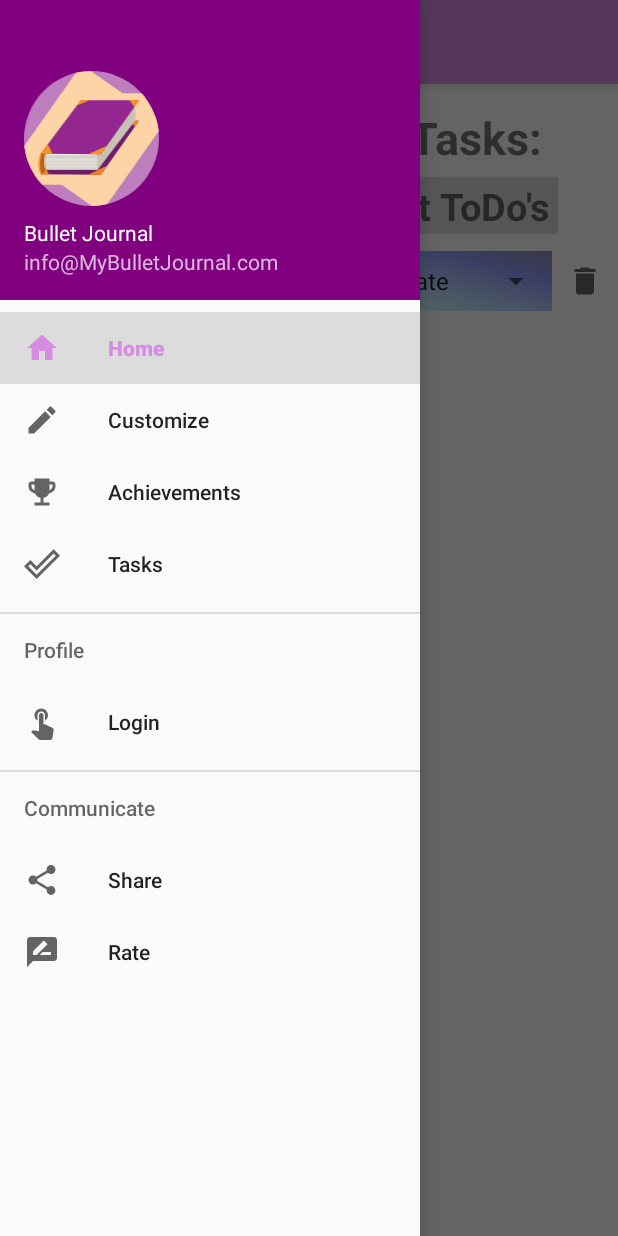
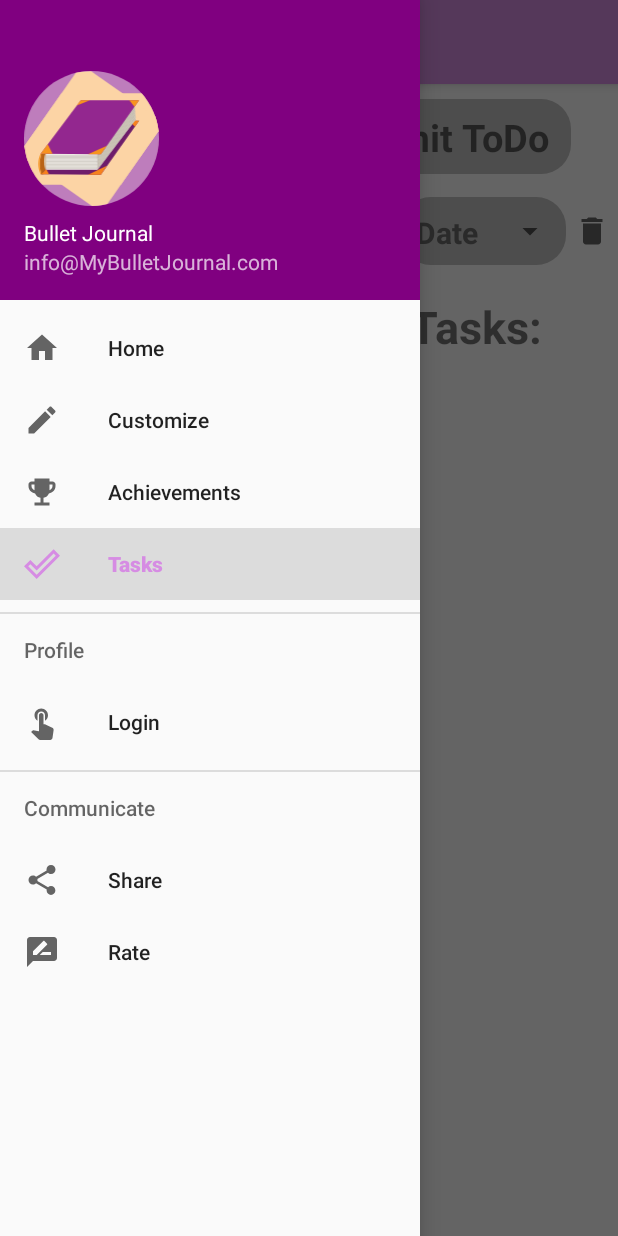
Before and after one commit to Bas-99/Droid69, an Android app: the ToDoActivity screen opened directly, with no data from a screen before it, after a tap on "Open navigation drawer", on a phone screen of 412 x 824 dp. Run offline under Robolectric (Android 15) with nearby library versions, the phone set to English and light mode, and no system bars; Roboto replaces fonts that are not available here; 3 other taps on this screen came first.

Commit message:
Different todo menu and working context menu for recycler view

```diff
--- a/build.gradle
+++ b/build.gradle
@@ -34,10 +34,12 @@ dependencies {
     implementation 'com.android.support:design'
     implementation 'androidx.constraintlayout:constraintlayout:2.0.2'
     implementation 'org.jetbrains:annotations-java5:19.0.0'
+    implementation 'com.google.code.gson:gson:2.8.5'
     testImplementation 'junit:junit:4.12'
     androidTestImplementation 'androidx.test.ext:junit:1.1.2'
     androidTestImplementation 'androidx.test.espresso:espresso-core:3.3.0'
     compile 'pl.droidsonroids.gif:android-gif-drawable:1.2.4'
     implementation 'com.caverock:androidsvg-aar:1.4'
+    implementation 'com.google.android.material:material:1.2.1'
 
 }
--- a/src/main/java/com/example/droid69/AchievementsActivity.java
+++ b/src/main/java/com/example/droid69/AchievementsActivity.java
@@ -41,7 +41,7 @@ public class AchievementsActivity extends AppCompatActivity implements Navigatio
         navigationView.bringToFront();
         navigationView.setNavigationItemSelectedListener(this);
 
-        navigationView.setCheckedItem(R.id.nav_home);
+        navigationView.setCheckedItem(R.id.nav_achievements);
     }
     @Override
     public void onBackPressed() {
--- a/src/main/java/com/example/droid69/AgendaActivity.java
+++ b/src/main/java/com/example/droid69/AgendaActivity.java
@@ -65,12 +65,6 @@ public class AgendaActivity extends AppCompatActivity implements NavigationView.
         navigationView = findViewById(R.id.nav_view);
         toolbar = findViewById(R.id.toolbar);
         linearLayoutTasksList = (RecyclerView) findViewById(R.id.linearLayoutTasksList);
-
-        linearLayoutTasksList.setLayoutManager(new LinearLayoutManager(this));
-
-        //asksList = (ArrayList<Task>) getIntent().getExtras().getSerializable("list");
-
-        linearLayoutTasksList.setAdapter(new LinearLayoutAdapter(tasksList));
 
 
         setSupportActionBar(toolbar);
--- a/src/main/java/com/example/droid69/CustomizeActivity.java
+++ b/src/main/java/com/example/droid69/CustomizeActivity.java
@@ -155,7 +155,7 @@ public class CustomizeActivity extends AppCompatActivity implements NavigationVi
         navigationView.bringToFront();
         navigationView.setNavigationItemSelectedListener(this);
 
-        navigationView.setCheckedItem(R.id.nav_home);
+        navigationView.setCheckedItem(R.id.nav_customize);
 
     }
 
--- a/src/main/java/com/example/droid69/Task.java
+++ b/src/main/java/com/example/droid69/Task.java
@@ -31,4 +31,5 @@ public class Task implements Serializable {
     public void setDate(String date) {
         this.date = date;
     }
+
 }
--- a/src/main/java/com/example/droid69/TasksActivity.java
+++ b/src/main/java/com/example/droid69/TasksActivity.java
@@ -29,8 +29,6 @@ public class TasksActivity extends AppCompatActivity {
 
         recyclerTasks.setAdapter(new TaskAdapter(tasksList));
 
-        Intent intent = new Intent(TasksActivity.this,AgendaActivity.class);
-        startActivity(intent);
     }
 
 }
--- a/src/main/java/com/example/droid69/ToDoActivity.java
+++ b/src/main/java/com/example/droid69/ToDoActivity.java
@@ -1,24 +1,26 @@
 package com.example.droid69;
 
 import android.content.Intent;
-import android.media.Image;
-import android.util.Log;
+import android.content.SharedPreferences;
 import android.view.Menu;
 import android.view.MenuItem;
 import android.view.View;
-import android.view.ViewGroup;
 import android.widget.*;
 import androidx.annotation.NonNull;
 import androidx.appcompat.app.ActionBarDrawerToggle;
 import androidx.appcompat.app.AppCompatActivity;
 import android.os.Bundle;
 import androidx.appcompat.widget.AppCompatSpinner;
-import androidx.core.content.res.TypedArrayUtils;
 import androidx.core.view.GravityCompat;
 import androidx.drawerlayout.widget.DrawerLayout;
+import androidx.recyclerview.widget.LinearLayoutManager;
+import androidx.recyclerview.widget.RecyclerView;
 import com.google.android.material.navigation.NavigationView;
-import org.jetbrains.annotations.NotNull;
+import com.google.android.material.snackbar.Snackbar;
+import com.google.gson.Gson;
+import com.google.gson.reflect.TypeToken;
 
+import java.lang.reflect.Type;
 import java.util.ArrayList;
 import java.util.List;
 
@@ -28,11 +30,12 @@ public class ToDoActivity extends AppCompatActivity implements NavigationView.On
     NavigationView navigationView;
     androidx.appcompat.widget.Toolbar toolbar;
     LinearLayout layoutList, layoutTasks;
+    RecyclerView recyclerView;
 
     ImageButton addTask;
 
     List<String> dateList = new ArrayList<>();
-    ArrayList<Task> tasksList = new ArrayList<>();
+    ArrayList<Task> tasksList;
 
     CheckBox checkBoxActive;
     EditText editText;
@@ -43,15 +46,28 @@ public class ToDoActivity extends AppCompatActivity implements NavigationView.On
 
     ImageButton submitTasks;
 
-    AppCompatSpinner spinnerDate;
+    Button saveData;
 
-    int checkBoxId;
-    int counter =0;
+    AppCompatSpinner spinnerDate, spinnerColor;
+
+    private LinearLayoutAdapter adapter;
 
     @Override
     protected void onCreate(Bundle savedInstanceState) {
         super.onCreate(savedInstanceState);
         setContentView(R.layout.activity_to_do);
+
+        loadData();
+
+        recyclerView = findViewById(R.id.recycler_todo);
+        LinearLayoutManager layoutManager = new LinearLayoutManager(this,RecyclerView.VERTICAL,false);
+        recyclerView.setLayoutManager(layoutManager);
+        //recyclerView.setAdapter(new TaskAdapter(tasksList));
+
+        recyclerView.setHasFixedSize(true);
+
+        adapter = new LinearLayoutAdapter(tasksList);
+        recyclerView.setAdapter(adapter);
 
         drawerLayout = findViewById(R.id.drawer_layout);
         navigationView = findViewById(R.id.nav_view);
@@ -70,7 +86,7 @@ public class ToDoActivity extends AppCompatActivity implements NavigationView.On
         navigationView.bringToFront();
         navigationView.setNavigationItemSelectedListener(this);
 
-        navigationView.setCheckedItem(R.id.nav_home);
+        navigationView.setCheckedItem(R.id.nav_tasks);
 
         addTask = (ImageButton) findViewById(R.id.addTasks);
         submitTasks = (ImageButton) findViewById(R.id.submitTasks);
@@ -80,16 +96,34 @@ public class ToDoActivity extends AppCompatActivity implements NavigationView.On
         addTask.setOnClickListener(this);
         submitTasks.setOnClickListener(this);
 
+        //dateList.clear();
+
         dateList.add("Date");
         dateList.add("Today");
         dateList.add("Next day");
-        dateList.add("2 days ahead");
-        dateList.add("3 days ahead");
-        dateList.add("4 days ahead");
-        dateList.add("5 days ahead");
-        dateList.add("6 days ahead");
-        dateList.add("1 week ahead");
+        dateList.add("2 days");
+        dateList.add("3 days");
+        dateList.add("4 days");
+        dateList.add("5 days");
+        dateList.add("6 days");
+        dateList.add("1 week");
 
+    }
+
+    @Override
+    public boolean onContextItemSelected(@NonNull MenuItem item) {
+        super.onContextItemSelected(item);
+        switch (item.getItemId()) {
+            case 101:
+                //TODO: edit task code HERE
+                return true;
+            case 102:
+                Snackbar.make(findViewById(R.id.rootId),"Deleted Task",Snackbar.LENGTH_LONG).show();
+                adapter.RemoveItem(item.getGroupId());
+                saveData();
+                return true;
+        }
+        return true;
     }
 
     @Override
@@ -139,25 +173,53 @@ public class ToDoActivity extends AppCompatActivity implements NavigationView.On
                 addView();
                 break;
             case R.id.submitTasks:
-
                 if (checkIfValidAndRead()){
 
-                    Intent intent = new Intent(ToDoActivity.this,AgendaActivity.class);
-                    Bundle bundle = new Bundle();
-                    bundle.putSerializable("list",tasksList);
-                    intent.putExtras(bundle);
-                    startActivity(intent);
+//                    Intent intent = new Intent(ToDoActivity.this,TasksActivity.class);
+//                    Bundle bundle = new Bundle();
+//                    bundle.putSerializable("list",tasksList);
+//                    intent.putExtras(bundle);
+//                    startActivity(intent);
+                    recyclerView = findViewById(R.id.recycler_todo);
 
+                    LinearLayoutManager layoutManager = new LinearLayoutManager(this,RecyclerView.VERTICAL,false);
+                    recyclerView.setLayoutManager(layoutManager);
 
+                    //tasksList = (ArrayList<Task>) getIntent().getExtras().getSerializable("list");
+
+                    recyclerView.setAdapter(new LinearLayoutAdapter(tasksList));
+
+                    saveData();
+                    removeVi(checkBoxView);
                 }
 
                 break;
         }
+    }
 
+    private  void saveData(){
+        SharedPreferences sharedPreferences = getSharedPreferences("shared preferences",MODE_PRIVATE);
+        SharedPreferences.Editor editor = sharedPreferences.edit();
+        Gson gson = new Gson();
+        String json = gson.toJson(tasksList);
+        editor.putString("task list",json);
+        editor.apply();
+    }
+
+    private  void loadData(){
+        SharedPreferences sharedPreferences = getSharedPreferences("shared preferences",MODE_PRIVATE);
+        Gson gson = new Gson();
+        String json = sharedPreferences.getString("task list",null);
+        Type type = new TypeToken<ArrayList<Task>>() {}.getType();
+        tasksList = gson.fromJson(json, type);
+
+        if (tasksList == null){
+            tasksList = new ArrayList<>();
+        }
     }
 
     private boolean checkIfValidAndRead() {
-        tasksList.clear();
+        //tasksList.clear();
         boolean result = true;
 
         for (int i=0;i<layoutList.getChildCount();i++){
@@ -213,7 +275,8 @@ public class ToDoActivity extends AppCompatActivity implements NavigationView.On
 
         checkBoxActive = (CheckBox) activeTasks.findViewById(R.id.checkBoxActiveTask);
 
-        ArrayAdapter arrayAdapter = new ArrayAdapter(this, android.R.layout.simple_spinner_item, dateList);
+        //ArrayAdapter arrayAdapter = new ArrayAdapter(this, android.R.layout.simple_spinner_item, dateList);
+        ArrayAdapter arrayAdapter = new ArrayAdapter(this, R.layout.custom_spinner, dateList);
         spinnerDate.setAdapter(arrayAdapter);
 
         imageClose.setOnClickListener(new View.OnClickListener() {
--- /dev/null
+++ b/src/main/res/drawable/round_grey.xml
@@ -0,0 +1,11 @@
+<?xml version="1.0" encoding="utf-8"?>
+<shape xmlns:android="http://schemas.android.com/apk/res/android">
+
+    <solid
+            android:color="@color/Silver">
+    </solid>
+
+    <corners
+            android:radius="20dp">
+    </corners>
+</shape>
--- a/src/main/res/layout/activity_to_do.xml
+++ b/src/main/res/layout/activity_to_do.xml
@@ -20,7 +20,8 @@
     <androidx.constraintlayout.widget.ConstraintLayout
             android:layout_width="match_parent"
             android:layout_height="match_parent"
-            tools:context=".ToDoActivity">
+            tools:context=".ToDoActivity"
+            android:id="@+id/rootId">
         <androidx.appcompat.widget.Toolbar
                 android:layout_width="match_parent"
                 android:layout_height="?attr/actionBarSize"
@@ -32,24 +33,15 @@
                 app:layout_constraintEnd_toEndOf="parent"
                 app:layout_constraintTop_toTopOf="parent"
                 app:navigationIcon="@drawable/ic_menu"/>
-        <TextView
-                android:id="@+id/activeTasks"
-                android:text="Currently Active Tasks:"
-                android:textSize="30dp"
-                android:textStyle="bold"
-                app:layout_constraintLeft_toLeftOf="@id/checkBoxContainer"
-                app:layout_constraintRight_toRightOf="@id/checkBoxContainer"
-                app:layout_constraintTop_toBottomOf="@id/toolbar"
-                android:layout_marginTop="15dp"
-                android:layout_width="wrap_content"
-                android:layout_height="wrap_content"/>
+
         <LinearLayout
                 android:layout_width="match_parent"
                 android:layout_height="wrap_content"
                 android:orientation="horizontal"
                 android:gravity="center_horizontal"
                 android:id="@+id/relativeLayoutAddRemove"
-                app:layout_constraintTop_toBottomOf="@id/activeTasks">
+                app:layout_constraintTop_toBottomOf="@id/toolbar"
+                android:layout_marginBottom="10dp">
             <androidx.constraintlayout.widget.ConstraintLayout
                     app:layout_constraintLeft_toLeftOf="@id/toolbar"
                     android:layout_width="wrap_content"
@@ -57,9 +49,11 @@
                     android:orientation="horizontal">
                 <ImageButton
                         android:id="@+id/addTasks"
+                        android:background="@drawable/round_grey"
                         android:layout_width="120dp"
                         android:layout_height="50dp"
                         android:layout_marginLeft="30dp"
+                        android:layout_marginTop="10dp"
                         app:layout_constraintTop_toTopOf="parent"
                         app:layout_constraintLeft_toRightOf="parent"
                         app:layout_constraintRight_toLeftOf="@id/submitTasks"/>
@@ -87,11 +81,14 @@
 
                 <ImageButton
                         android:id="@+id/submitTasks"
+                        android:background="@drawable/round_grey"
                         android:layout_width="220dp"
                         android:layout_height="50dp"
                         app:layout_constraintTop_toTopOf="parent"
+                        android:layout_marginTop="10dp"
                         app:layout_constraintRight_toRightOf="parent"
-                        app:layout_constraintLeft_toRightOf="@id/addTasks"/>
+                        app:layout_constraintLeft_toRightOf="@id/addTasks"
+                        android:layout_marginLeft="10dp"/>
                 <ImageView
                         android:id="@+id/checkTask"
                         app:srcCompat="@drawable/ic_check"
@@ -102,7 +99,7 @@
                         app:layout_constraintTop_toTopOf="@id/submitTasks"
                         app:layout_constraintBottom_toBottomOf="@id/submitTasks"/>
                 <TextView
-                        android:text="Submit ToDo's"
+                        android:text="Submit ToDo"
                         android:textSize="25dp"
                         android:id="@+id/textViewSubmit"
                         android:textStyle="bold"
@@ -119,9 +116,34 @@
                 android:layout_width="match_parent"
                 android:layout_height="wrap_content"
                 android:id="@+id/checkBoxContainer"
+                android:layout_marginTop="10dp"
                 app:layout_constraintTop_toBottomOf="@id/relativeLayoutAddRemove"
                 android:orientation="vertical">
 
         </LinearLayout>
+
+        <TextView
+                android:id="@+id/activeTasks"
+                android:text="Currently Active Tasks:"
+                android:textSize="30dp"
+                android:textStyle="bold"
+                app:layout_constraintLeft_toLeftOf="@id/checkBoxContainer"
+                app:layout_constraintRight_toRightOf="@id/checkBoxContainer"
+                app:layout_constraintTop_toBottomOf="@id/checkBoxContainer"
+                android:layout_marginTop="15dp"
+                android:layout_width="wrap_content"
+                android:layout_height="wrap_content"/>
+
+        <androidx.recyclerview.widget.RecyclerView
+                android:id="@+id/recycler_todo"
+                app:layout_constraintTop_toBottomOf="@id/activeTasks"
+                android:layout_marginTop="10dp"
+                android:layout_width="match_parent"
+                android:scrollbars="vertical"
+                android:layout_height="650dp">
+
+        </androidx.recyclerview.widget.RecyclerView>
+
+
     </androidx.constraintlayout.widget.ConstraintLayout>
 </androidx.drawerlayout.widget.DrawerLayout>
--- /dev/null
+++ b/src/main/res/layout/custom_spinner.xml
@@ -0,0 +1,9 @@
+<?xml version="1.0" encoding="utf-8"?>
+<TextView xmlns:android="http://schemas.android.com/apk/res/android"
+          android:layout_width="match_parent"
+          android:layout_height="wrap_content"
+          android:padding="10dp"
+          android:textColor="@color/DimGray"
+          android:backgroundTint="@color/DimGray"
+          android:textSize="20sp"
+          android:textStyle="bold" />
--- a/src/main/res/layout/row_add_checkbox.xml
+++ b/src/main/res/layout/row_add_checkbox.xml
@@ -8,32 +8,34 @@
               android:paddingTop="5dp">
     <EditText
             android:layout_marginLeft="10dp"
-            android:layout_height="40dp"
+            android:layout_height="45dp"
             android:hint="Your Task"
             android:layout_weight="1"
+            android:textSize="25dp"
             android:gravity="center_vertical"
             android:paddingLeft="10dp"
             android:id="@+id/checkBoxNewTask"
-            android:background="@drawable/todo_card"
+            android:background="@drawable/round_grey"
             android:layout_marginStart="10dp"
             android:layout_width="match_parent"
             android:layout_marginRight="5dp"/>
     <FrameLayout
             android:layout_width="110dp"
-            android:layout_height="40dp"
-            android:background="@drawable/todo_card"
+            android:layout_height="45dp"
+            android:background="@drawable/round_grey"
             android:layout_marginLeft="5dp">
         <androidx.appcompat.widget.AppCompatSpinner
                 android:layout_width="match_parent"
                 android:id="@+id/spinner_date"
-                android:layout_height="40dp"/>
+                android:layout_height="45dp"/>
     </FrameLayout>
+
 
     <ImageView
             android:id="@+id/deleteTaskDelete"
             app:srcCompat="@drawable/ic_delete"
             android:layout_width="wrap_content"
             android:layout_height="match_parent"
-            android:layout_marginRight="10dp"
-            android:layout_marginLeft="10dp"/>
+            android:layout_marginRight="5dp"
+            android:layout_marginLeft="5dp"/>
 </LinearLayout>
--- a/src/main/res/values/strings.xml
+++ b/src/main/res/values/strings.xml
@@ -9,4 +9,5 @@
 
     <string name="navigation_drawer_open">Open navigation drawer</string>
     <string name="navigation_drawer_close">Close navigation drawer</string>
+
 </resources>
```
Also changed, not shown: src/main/java/com/example/droid69/LinearLayoutAdapter.java (+27 -6 lines), src/main/res/drawable/checkbox_button.xml (added, +7 -0 lines), src/main/res/drawable/checkbox_checked.xml (added, +8 -0 lines), src/main/res/drawable/checkbox_unchecked.xml (added, +8 -0 lines), src/main/res/drawable/round_primary.xml (added, +11 -0 lines), src/main/res/drawable/round_salmon.xml (added, +11 -0 lines), src/main/res/layout/row_task.xml (+6 -3 lines).
